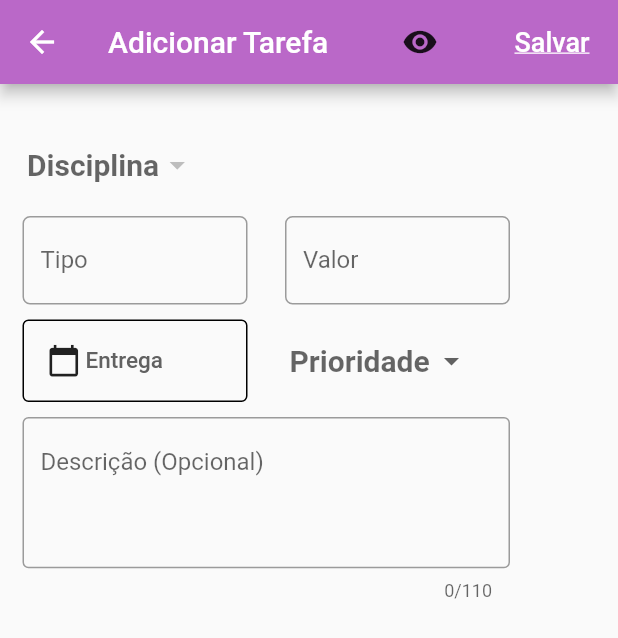
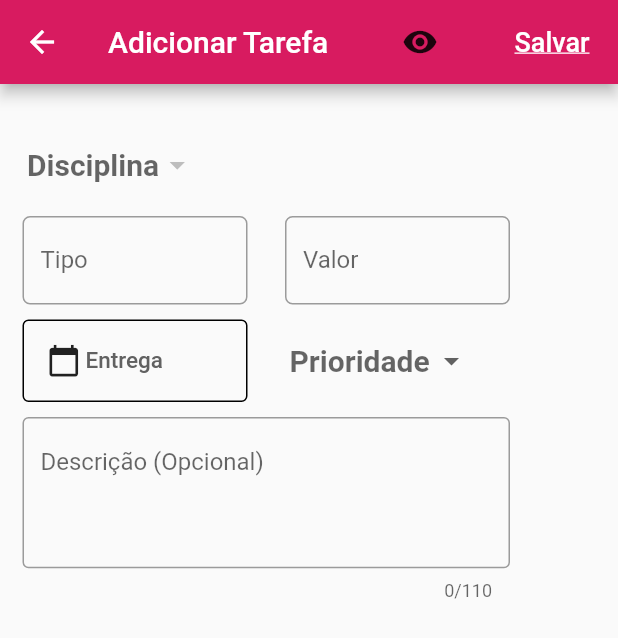
Before and after one commit to raquelms203/Organizer, a Flutter app: the screen it shows after launch, after a tap on the "add" icon, on a phone screen of 412 x 824 dp. Shown: the top 638 px of the screen. Run offline on Flutter 3.47's test engine with Material 2 defaults, Android fonts, the phone set to English and light mode, and no system bars; our stand-ins replace sqflite; missing offline and left inert: dropdownfield; accounts and stored records are empty.

Commit message:
Tudo funcionando

```diff
--- a/lib/controller/form_tarefa.dart
+++ b/lib/controller/form_tarefa.dart
@@ -25,12 +25,12 @@ class _FormTarefa extends State<FormTarefa> {
   String _descricao = "";
   String _disciplina = "";
   String _tipo = "";
-  String dropdownDefault = "Disciplina";
-  String dropdownDefault2 = "Prioridade";
+  String dropdownDisciplina = "Disciplina";
+  String dropdownPrioridade = "Prioridade";
 
   int _prioridade = 0;
   int count;
-  int _data;
+  int _data=0;
 
   double _valor = 0.0;
 
@@ -47,15 +47,15 @@ class _FormTarefa extends State<FormTarefa> {
   @override
   Widget build(BuildContext context) {
     return Scaffold(
+
       appBar: AppBar(
         title: Text(appbarTitulo()),
-        backgroundColor: Colors.purple[300],
+        backgroundColor: Colors.pink[600],
         actions: <Widget>[
-          MaterialButton(
-            child: Icon(Icons.remove_red_eye),
-            height: 20.0,
-            onPressed: () => disciplinasDropdown(),
-          ),
+         FlatButton(
+           child: Icon(Icons.remove_red_eye),
+           onPressed: () => disciplinasDropdown()
+         ),
           MaterialButton(
             child: Text(
               "Salvar",
@@ -74,6 +74,7 @@ class _FormTarefa extends State<FormTarefa> {
       ),
       body: Container(
         child: Builder(builder: (BuildContext context) {
+
           return Form(
               key: _formKey,
               child: ListView(
@@ -87,13 +88,13 @@ class _FormTarefa extends State<FormTarefa> {
                         padding: EdgeInsets.only(top: 30.0),
                         child: DropdownButtonHideUnderline(
                           child: DropdownButton<String>(
-                            hint: Text(dropdownDefault,
+                            hint: Text(dropdownDisciplina,
                                 style: TextStyle(
                                     fontWeight: FontWeight.bold,
                                     fontSize: 20.0)),
                             onChanged: (String novoValor) {
                               setState(() {
-                                dropdownDefault = novoValor;
+                                dropdownDisciplina = novoValor;
                                 _disciplina = novoValor;
                               });
                             },
@@ -148,6 +149,7 @@ class _FormTarefa extends State<FormTarefa> {
                                     initialValue: valorInicialValor(),
                                     validator: (value) {
                                       if (value.isEmpty) return 'Campo vazio!';
+                                      if(double.parse(value) > 100) return 'Valor maior que 100.0!';
                                       _valor = double.parse(value);
                                     },
                                     decoration: InputDecoration(
@@ -213,13 +215,13 @@ class _FormTarefa extends State<FormTarefa> {
                               height: 30.0,
                               child: DropdownButtonHideUnderline(
                                 child: DropdownButton<String>(
-                                  hint: Text(dropdownDefault2,
+                                  hint: Text(dropdownPrioridade,
                                       style: TextStyle(
                                           fontWeight: FontWeight.bold,
                                           fontSize: 20.0)),
                                   onChanged: (String novoValor) {
                                     setState(() {
-                                      dropdownDefault2 = novoValor;
+                                      dropdownPrioridade = novoValor;
                                       _prioridade = int.parse(novoValor);
                                     });
                                   },
@@ -277,6 +279,16 @@ class _FormTarefa extends State<FormTarefa> {
     );
   }
 
+  void valoresDropdown() {
+    if (widget.acao == 'a')
+      return;
+
+    dropdownDisciplina = widget.tarefa.getDisciplina();
+    dropdownPrioridade = widget.tarefa.getPrioridade().toString();
+
+    return;
+  }
+
   String appbarTitulo() {
     if (widget.acao == "a")
       return "Adicionar Tarefa";
@@ -319,7 +331,7 @@ class _FormTarefa extends State<FormTarefa> {
       builder: (BuildContext context) {
         return AlertDialog(
           title: Text(
-            "Selecione o $campo!",
+            "Campo '$campo' vazio!",
             style: TextStyle(color: Colors.red),
           ),
           actions: <Widget>[
@@ -365,8 +377,8 @@ class _FormTarefa extends State<FormTarefa> {
       return;
     }
 
-    if (dataSelecionada.millisecondsSinceEpoch == null) {
-      errorMsgCampoVazio("Data");
+    if (_data == 0) {
+      errorMsgCampoVazio("Entrega");
     }
 
     if (_prioridade == 0) {
--- a/lib/main.dart
+++ b/lib/main.dart
@@ -7,22 +7,19 @@ import 'package:flutter_localizations/flutter_localizations.dart';
 import 'package:organizer/model/database_helper.dart';
 
 void main() {
-
-
-
   List<Disciplina> listaDisciplinas = List<Disciplina>();
   List<Tarefa> listaTarefas = List<Tarefa>();
+
   runApp(
     MaterialApp(
       title: "Organizer",
-      //  home: ListaDisciplinas(listaDisciplina: listaDisciplinas,),
-      // home: ListaTarefas(listaTarefa:listaTarefas,)
-
-     home: DefaultTabController(
+      home: DefaultTabController(
         length: 2,
         child: Scaffold(
           appBar: AppBar(
+            backgroundColor: Colors.pink[400],
             bottom: TabBar(
+              indicatorColor: Colors.white,
               tabs: <Widget>[
                 Tab(
                   text: "Tarefas",
@@ -36,18 +33,16 @@ void main() {
           ),
           body: TabBarView(
             children: <Widget>[
-
-                ListaTarefas(
-                 listaTarefa: listaTarefas,
-               ),
-                ListaDisciplinas(
+              ListaTarefas(
+                listaTarefa: listaTarefas,
+              ),
+              ListaDisciplinas(
                 listaDisciplina: listaDisciplinas,
               ),
             ],
           ),
         ),
       ),
-
       localizationsDelegates: [
         GlobalMaterialLocalizations.delegate,
         GlobalWidgetsLocalizations.delegate,
--- a/lib/view/lista_disciplinas.dart
+++ b/lib/view/lista_disciplinas.dart
@@ -42,6 +42,8 @@ class _ListaDisciplinas extends State<ListaDisciplinas> with AutomaticKeepAliveC
 
   @override
   Widget build(BuildContext context) {
+        super.build(context);
+
     if (listaDisciplina == null)
       listaDisciplina = List<Disciplina>();
     else
@@ -50,6 +52,7 @@ class _ListaDisciplinas extends State<ListaDisciplinas> with AutomaticKeepAliveC
     return Scaffold(
 
       floatingActionButton: FloatingActionButton(
+        heroTag: "btn1",
         onPressed: () async {
           bool result = await Navigator.push(context,
               MaterialPageRoute(builder: (context) {
--- a/lib/view/lista_tarefas.dart
+++ b/lib/view/lista_tarefas.dart
@@ -38,9 +38,15 @@ class _ListaTarefas extends State<ListaTarefas> with AutomaticKeepAliveClientMix
   bool get wantKeepAlive => true;
 
 
+ @override
+  void initState() {
+    super.initState();
+  }
 
   @override
   Widget build(BuildContext context) {
+    super.build(context);
+
     if (listaTarefa == null)
       listaTarefa = List<Tarefa>();
     else {
@@ -50,6 +56,7 @@ class _ListaTarefas extends State<ListaTarefas> with AutomaticKeepAliveClientMix
     return Scaffold(
 
       floatingActionButton: FloatingActionButton(
+        heroTag: "btn2",
         onPressed: () async {
           bool result = await Navigator.push(context,
               MaterialPageRoute(builder: (context) {
```
